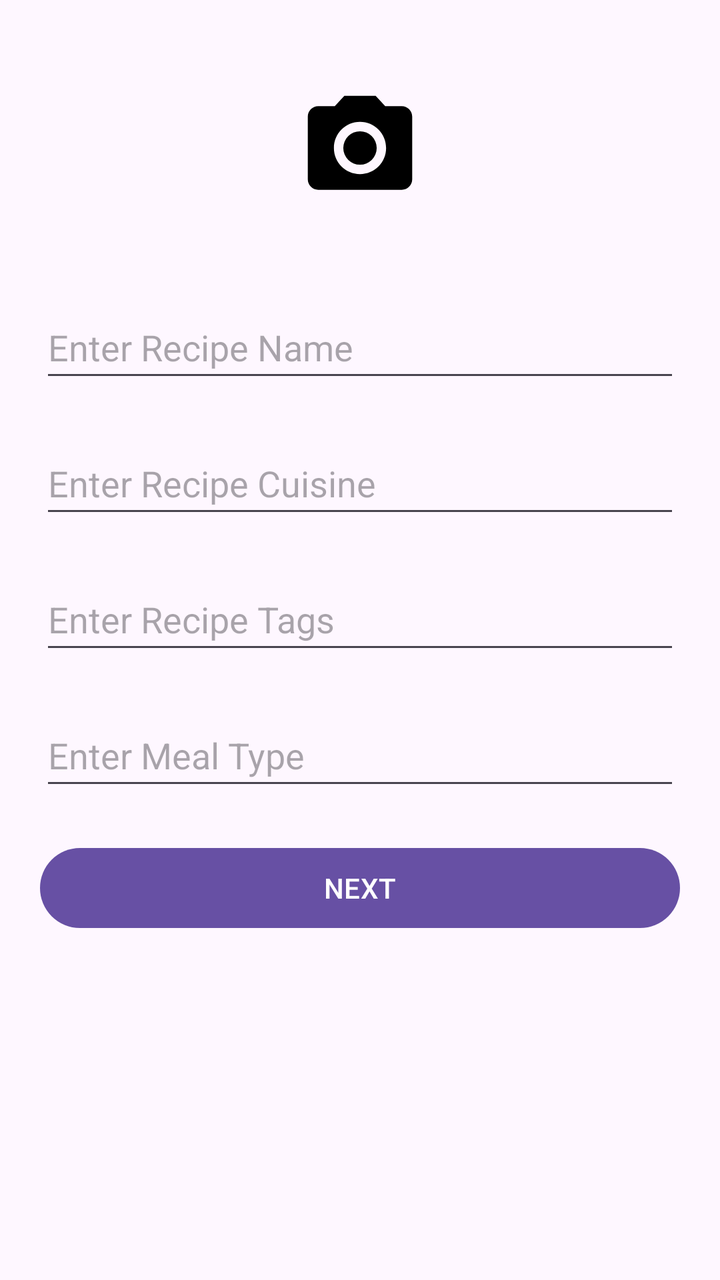
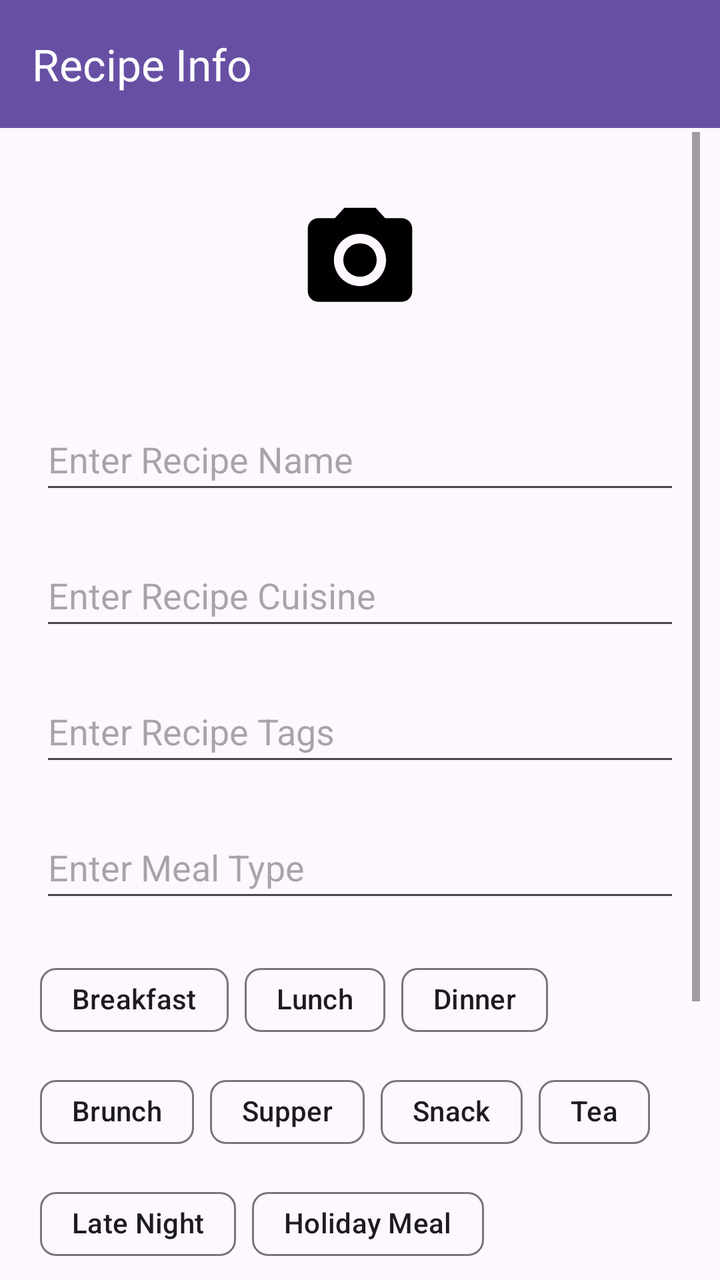

The first picture is an Android layout as it rendered before a commit; the second is the same layout after the commit. The layout source and the unified diff follow.
<!-- AndroidManifest.xml: application theme Theme.RecipeBook -->
<!-- res/layout/fragment_recipe_name.xml -->
<?xml version="1.0" encoding="utf-8"?>
<FrameLayout xmlns:android="http://schemas.android.com/apk/res/android"
    xmlns:tools="http://schemas.android.com/tools"
    android:layout_width="match_parent"
    android:layout_height="match_parent"
    tools:context=".RecipeNameFragment">


  <ScrollView
      android:layout_width="match_parent"
      android:layout_height="match_parent"
      android:padding="10dp">

      <LinearLayout
          xmlns:android="http://schemas.android.com/apk/res/android"
          xmlns:tools="http://schemas.android.com/tools"
          android:layout_width="match_parent"
          android:layout_height="match_parent"
          android:orientation="vertical"
          tools:context=".MainActivity"
          tools:ignore="ExtraText">

          <ImageView
              android:id="@+id/idIVRecipeImage"
              android:layout_width="match_parent"
              android:layout_height="wrap_content"
              android:layout_margin="10dp"
              android:hint="Enter Recipe Image"
              android:src="@drawable/ic_baseline_camera_foreground"
              android:minHeight="48dp"/>


          <EditText
              android:id="@+id/idEdtRecipeName"
              android:layout_width="match_parent"
              android:layout_height="wrap_content"
              android:layout_margin="10dp"
              android:hint="Enter Recipe Name"
              android:minHeight="48dp" />


          <EditText
              android:id="@+id/idEdtRecipeCuisine"
              android:layout_width="match_parent"
              android:layout_height="wrap_content"
              android:layout_margin="10dp"
              android:hint="Enter Recipe Cuisine"
              android:minHeight="48dp" />

          <EditText
              android:id="@+id/idEdtRecipeTags"
              android:layout_width="match_parent"
              android:layout_height="wrap_content"
              android:layout_margin="10dp"
              android:hint="Enter Recipe Tags"
              android:minHeight="48dp" />

          <EditText
              android:id="@+id/idEdtRecipeMealType"
              android:layout_width="match_parent"
              android:layout_height="wrap_content"
              android:layout_margin="10dp"
              android:hint="Enter Meal Type"
              android:minHeight="48dp" />

          <Button
              android:id="@+id/idBtnNext"
              android:layout_width="match_parent"
              android:layout_height="wrap_content"
              android:layout_margin="10dp"
              android:text="Next"
              android:textAllCaps="true" />

      </LinearLayout>

  </ScrollView>






</FrameLayout>
<!-- resources referenced by this layout -->
<resources>
  <!-- drawable ic_baseline_camera_foreground (drawable) -->
  <vector xmlns:android="http://schemas.android.com/apk/res/android"
      android:width="108dp"
      android:height="108dp"
      android:viewportWidth="24"
      android:viewportHeight="24"
      android:tint="#000000">
    <group android:scaleX="0.58"
        android:scaleY="0.58"
        android:translateX="5.04"
        android:translateY="5.04">
      <path
          android:fillColor="@android:color/white"
          android:pathData="M12,12m-3.2,0a3.2,3.2 0,1 1,6.4 0a3.2,3.2 0,1 1,-6.4 0"/>
      <path
          android:fillColor="@android:color/white"
          android:pathData="M9,2L7.17,4L4,4c-1.1,0 -2,0.9 -2,2v12c0,1.1 0.9,2 2,2h16c1.1,0 2,-0.9 2,-2L22,6c0,-1.1 -0.9,-2 -2,-2h-3.17L15,2L9,2zM12,17c-2.76,0 -5,-2.24 -5,-5s2.24,-5 5,-5 5,2.24 5,5 -2.24,5 -5,5z"/>
    </group>
  </vector>
  <style name="Theme.RecipeBook" parent="Base.Theme.RecipeBook" />
  <style name="Base.Theme.RecipeBook" parent="Theme.Material3.DayNight.NoActionBar">
          
          
      </style>
</resources>

<!-- the commit's change to res/layout/fragment_recipe_name.xml (unified diff, before → after) -->
@@ -3,81 +3,222 @@
     xmlns:tools="http://schemas.android.com/tools"
     android:layout_width="match_parent"
     android:layout_height="match_parent"
-    tools:context=".RecipeNameFragment">
-
-
-  <ScrollView
-      android:layout_width="match_parent"
-      android:layout_height="match_parent"
-      android:padding="10dp">
-
-      <LinearLayout
-          xmlns:android="http://schemas.android.com/apk/res/android"
-          xmlns:tools="http://schemas.android.com/tools"
-          android:layout_width="match_parent"
-          android:layout_height="match_parent"
-          android:orientation="vertical"
-          tools:context=".MainActivity"
-          tools:ignore="ExtraText">
-
-          <ImageView
-              android:id="@+id/idIVRecipeImage"
-              android:layout_width="match_parent"
-              android:layout_height="wrap_content"
-              android:layout_margin="10dp"
-              android:hint="Enter Recipe Image"
-              android:src="@drawable/ic_baseline_camera_foreground"
-              android:minHeight="48dp"/>
-
-
-          <EditText
-              android:id="@+id/idEdtRecipeName"
-              android:layout_width="match_parent"
-              android:layout_height="wrap_content"
-              android:layout_margin="10dp"
-              android:hint="Enter Recipe Name"
-              android:minHeight="48dp" />
-
-
-          <EditText
-              android:id="@+id/idEdtRecipeCuisine"
-              android:layout_width="match_parent"
-              android:layout_height="wrap_content"
-              android:layout_margin="10dp"
-              android:hint="Enter Recipe Cuisine"
-              android:minHeight="48dp" />
-
-          <EditText
-              android:id="@+id/idEdtRecipeTags"
-              android:layout_width="match_parent"
-              android:layout_height="wrap_content"
-              android:layout_margin="10dp"
-              android:hint="Enter Recipe Tags"
-              android:minHeight="48dp" />
-
-          <EditText
-              android:id="@+id/idEdtRecipeMealType"
-              android:layout_width="match_parent"
-              android:layout_height="wrap_content"
-              android:layout_margin="10dp"
-              android:hint="Enter Meal Type"
-              android:minHeight="48dp" />
-
-          <Button
-              android:id="@+id/idBtnNext"
-              android:layout_width="match_parent"
-              android:layout_height="wrap_content"
-              android:layout_margin="10dp"
-              android:text="Next"
-              android:textAllCaps="true" />
-
-      </LinearLayout>
-
-  </ScrollView>
-
-
-
-
-
+    xmlns:app="http://schemas.android.com/apk/res-auto"
+    tools:context=".recipe.RecipeNameFragment">
+
+    <androidx.appcompat.widget.Toolbar
+        android:id="@+id/toolbar"
+        android:layout_width="match_parent"
+        android:layout_height="wrap_content"
+        android:background="?attr/colorPrimary"
+        app:title="Recipe Info"
+        app:titleTextColor="@color/white"
+        android:elevation="4dp" />
+
+    <ScrollView
+        android:layout_width="match_parent"
+        android:layout_height="match_parent"
+        android:padding="10dp"
+        android:layout_marginTop="56dp"
+        android:layout_below="@id/toolbar">
+
+        <LinearLayout
+            android:layout_width="match_parent"
+            android:layout_height="match_parent"
+            android:orientation="vertical"
+            tools:context=".MainActivity"
+            tools:ignore="ExtraText">
+
+            <ImageView
+                android:id="@+id/idIVRecipeImage"
+                android:layout_width="match_parent"
+                android:layout_height="wrap_content"
+                android:layout_margin="10dp"
+                android:hint="Enter Recipe Image"
+                android:minHeight="48dp"
+                android:src="@drawable/ic_baseline_camera_foreground" />
+
+            <EditText
+                android:id="@+id/idEdtRecipeName"
+                android:layout_width="match_parent"
+                android:layout_height="wrap_content"
+                android:layout_margin="10dp"
+                android:hint="Enter Recipe Name"
+                android:minHeight="48dp" />
+
+            <EditText
+                android:id="@+id/idEdtRecipeCuisine"
+                android:layout_width="match_parent"
+                android:layout_height="wrap_content"
+                android:layout_margin="10dp"
+                android:hint="Enter Recipe Cuisine"
+                android:minHeight="48dp" />
+
+            <EditText
+                android:id="@+id/idEdtRecipeTags"
+                android:layout_width="match_parent"
+                android:layout_height="wrap_content"
+                android:layout_margin="10dp"
+                android:hint="Enter Recipe Tags"
+                android:minHeight="48dp" />
+
+            <EditText
+                android:id="@+id/idEdtRecipeMealType"
+                android:layout_width="match_parent"
+                android:layout_height="wrap_content"
+                android:layout_margin="10dp"
+                android:hint="Enter Meal Type"
+                android:minHeight="48dp" />
+
+            <androidx.core.widget.NestedScrollView
+                android:layout_width="match_parent"
+                android:layout_height="wrap_content"
+                android:layout_margin="10dp">
+
+                <com.google.android.material.chip.ChipGroup
+                    android:id="@+id/chipGroupMealType"
+                    android:layout_width="match_parent"
+                    android:layout_height="wrap_content"
+                    app:singleLine="false"
+                    android:orientation="horizontal">
+
+                    
+                    <com.google.android.material.chip.Chip
+                        android:id="@+id/chipBreakfast"
+                        android:layout_width="wrap_content"
+                        android:layout_height="wrap_content"
+                        android:text="Breakfast"
+                        app:closeIconVisible="false"
+                        android:checkable="true"
+                        />
+
+                    <com.google.android.material.chip.Chip
+                        android:id="@+id/chipLunch"
+                        android:layout_width="wrap_content"
+                        android:layout_height="wrap_content"
+                        android:text="Lunch"
+                        app:closeIconVisible="false"
+                        android:checkable="true"
+                        />
+
+                    <com.google.android.material.chip.Chip
+                        android:id="@+id/chipDinner"
+                        android:layout_width="wrap_content"
+                        android:layout_height="wrap_content"
+                        android:text="Dinner"
+                        app:closeIconVisible="false"
+                        android:checkable="true"/>
+
+                    <com.google.android.material.chip.Chip
+                        android:id="@+id/chipBrunch"
+                        android:layout_width="wrap_content"
+                        android:layout_height="wrap_content"
+                        android:text="Brunch"
+                        app:closeIconVisible="false"
+                        android:checkable="true"/>
+
+                    <com.google.android.material.chip.Chip
+                        android:id="@+id/chipSupper"
+                        android:layout_width="wrap_content"
+                        android:layout_height="wrap_content"
+                        android:text="Supper"
+                        app:closeIconVisible="false"
+                        android:checkable="true"/>
+
+                    <com.google.android.material.chip.Chip
+                        android:id="@+id/chipSnack"
+                        android:layout_width="wrap_content"
+                        android:layout_height="wrap_content"
+                        android:text="Snack"
+                        app:closeIconVisible="false"
+                        android:checkable="true"/>
+
+                    <com.google.android.material.chip.Chip
+                        android:id="@+id/chipTea"
+                        android:layout_width="wrap_content"
+                        android:layout_height="wrap_content"
+                        android:text="Tea"
+                        app:closeIconVisible="false"
+                        android:checkable="true"/>
+
+                    <com.google.android.material.chip.Chip
+                        android:id="@+id/chipLateNight"
+                        android:layout_width="wrap_content"
+                        android:layout_height="wrap_content"
+                        android:text="Late Night"
+                        app:closeIconVisible="false"
+                        android:checkable="true" />
+
+                    <com.google.android.material.chip.Chip
+                        android:id="@+id/chipHolidayMeal"
+                        android:layout_width="wrap_content"
+                        android:layout_height="wrap_content"
+                        android:text="Holiday Meal"
+                        app:closeIconVisible="false"
+                        android:checkable="true"/>
+
+                    <com.google.android.material.chip.Chip
+                        android:id="@+id/chipPreDinner"
+                        android:layout_width="wrap_content"
+                        android:layout_height="wrap_content"
+                        android:text="Pre-Dinner"
+                        app:closeIconVisible="false"
+                        android:checkable="true"/>
+
+                    <com.google.android.material.chip.Chip
+                        android:id="@+id/chipElevenses"
+                        android:layout_width="wrap_content"
+                        android:layout_height="wrap_content"
+                        android:text="Elevenses"
+                        app:closeIconVisible="false"
+                        android:checkable="true"/>
+
+                    <com.google.android.material.chip.Chip
+                        android:id="@+id/chipBuffet"
+                        android:layout_width="wrap_content"
+                        android:layout_height="wrap_content"
+                        android:text="Buffet"
+                        app:closeIconVisible="false"
+                        android:checkable="true"/>
+
+                    <com.google.android.material.chip.Chip
+                        android:id="@+id/chipPicnic"
+                        android:layout_width="wrap_content"
+                        android:layout_height="wrap_content"
+                        android:text="Picnic"
+                        app:closeIconVisible="false"
+                        android:checkable="true"/>
+
+                    <com.google.android.material.chip.Chip
+                        android:id="@+id/chipFeast"
+                        android:layout_width="wrap_content"
+                        android:layout_height="wrap_content"
+                        android:text="Feast"
+                        app:closeIconVisible="false"
+                        android:checkable="true"/>
+
+                    <com.google.android.material.chip.Chip
+                        android:id="@+id/chipCocktailParty"
+                        android:layout_width="wrap_content"
+                        android:layout_height="wrap_content"
+                        android:text="Cocktail Party"
+                        app:closeIconVisible="false"
+                        android:checkable="true" />
+
+                    <com.google.android.material.chip.Chip
+                        android:id="@+id/chipSpecialOccasion"
+                        android:layout_width="wrap_content"
+                        android:layout_height="wrap_content"
+                        android:text="Special Occasion"
+                        app:closeIconVisible="false"
+                        android:checkable="true"/>
+
+                </com.google.android.material.chip.ChipGroup>
+            </androidx.core.widget.NestedScrollView>
+
+
+        </LinearLayout>
+
+    </ScrollView>
 
 </FrameLayout>
<!-- resource entries referenced after the edit -->
@@ -1,5 +1,6 @@
 <!-- resources referenced by this layout -->
 <resources>
+  <color name="white">#FFFFFFFF</color>
   <!-- drawable ic_baseline_camera_foreground (drawable) -->
   <vector xmlns:android="http://schemas.android.com/apk/res/android"
       android:width="108dp"
